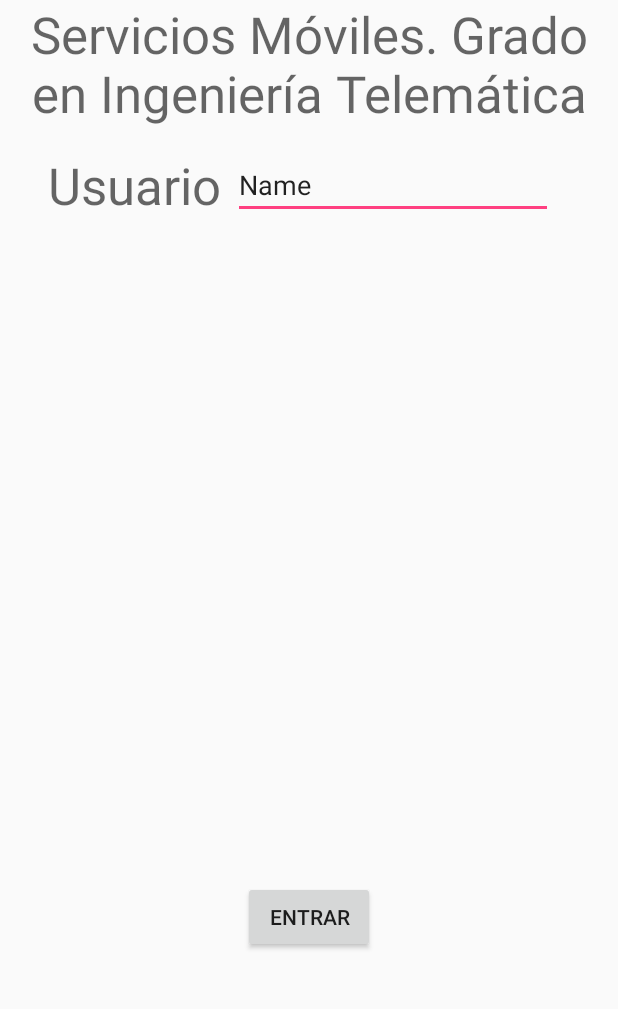
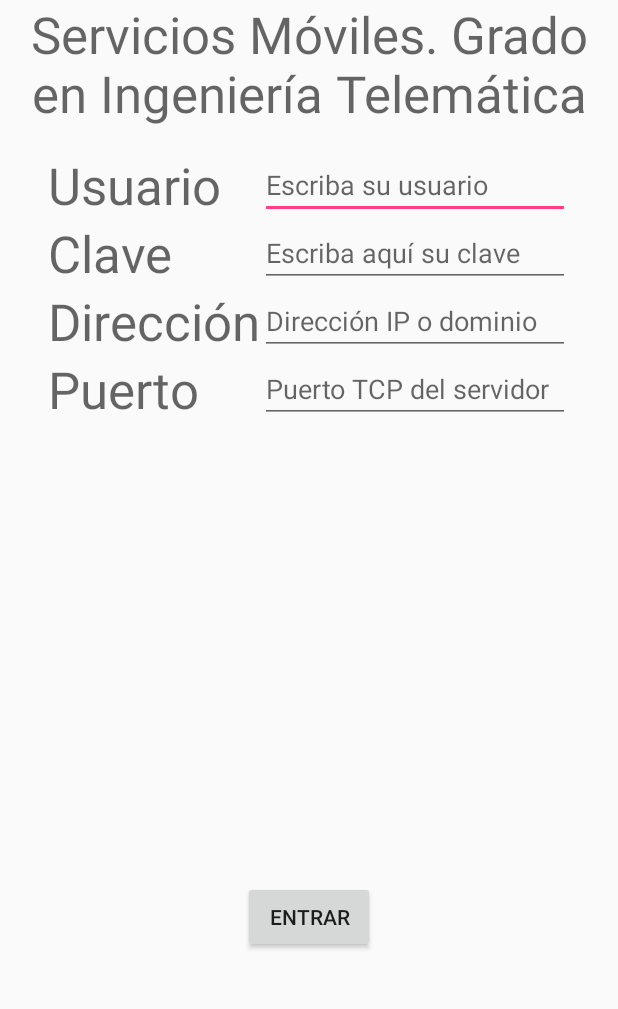
Before and after one commit to psmbailen/uja_ssmm1819_practica01, an Android app: the screen it shows after launch (MainActivity), on a phone screen of 412 x 824 dp, the part 211-1220 px from its top. Run offline under Robolectric (Android 15) with nearby library versions, the phone set to English and light mode, and no system bars.

Commit message:
elementos del fragmento login añadidos

```diff
--- a/app/build.gradle
+++ b/app/build.gradle
@@ -19,7 +19,7 @@ android {
 }
 
 dependencies {
-    implementation fileTree(dir: 'libs', include: ['*.jar'])
+    implementation fileTree(include: ['*.jar'], dir: 'libs')
     implementation 'com.android.support:appcompat-v7:27.1.1'
     implementation 'com.android.support.constraint:constraint-layout:1.1.3'
     implementation 'com.android.support:support-v4:27.1.1'
--- a/app/src/main/res/layout/fragment_fragment_auth.xml
+++ b/app/src/main/res/layout/fragment_fragment_auth.xml
@@ -21,14 +21,32 @@
         android:id="@+id/fragment_auth_edit_name"
         android:layout_width="wrap_content"
         android:layout_height="wrap_content"
+        android:layout_alignStart="@+id/fragment_auth_edit_pass"
         android:layout_alignTop="@+id/fragment_auth_label_user"
-        android:layout_marginLeft="8dp"
-        android:layout_marginStart="8dp"
-        android:layout_toEndOf="@+id/fragment_auth_label_user"
         android:ems="10"
-        android:inputType="textPersonName"
-        android:text="Name" />
+        android:hint="@string/login_hint_user"
+        android:inputType="text" />
 
+
+
+    <TextView
+        android:id="@+id/fragment_auth_label_pass"
+        android:layout_width="wrap_content"
+        android:layout_height="wrap_content"
+        android:layout_alignStart="@+id/fragment_auth_label_user"
+        android:layout_below="@+id/fragment_auth_label_user"
+        android:text="@string/login_pass"
+        android:textAppearance="@style/TextAppearance.AppCompat.Display1" />
+
+    <EditText
+        android:id="@+id/fragment_auth_edit_pass"
+        android:layout_width="wrap_content"
+        android:layout_height="wrap_content"
+        android:layout_below="@+id/fragment_auth_label_user"
+        android:layout_toEndOf="@+id/fragment_auth_label_ip"
+        android:ems="10"
+        android:hint="@string/login_hint_pass"
+        android:inputType="textPassword" />
     <Button
         android:id="@+id/fragment_auth_button"
         android:layout_width="wrap_content"
@@ -38,4 +56,41 @@
         android:layout_marginBottom="@dimen/main_padding"
         android:text="@string/fragment_button_connect" />
 
+    <TextView
+        android:id="@+id/fragment_auth_label_ip"
+        android:layout_width="wrap_content"
+        android:layout_height="wrap_content"
+        android:layout_alignStart="@+id/fragment_auth_label_user"
+        android:layout_below="@+id/fragment_auth_label_pass"
+        android:text="@string/login_ip"
+        android:textAppearance="@style/TextAppearance.AppCompat.Display1" />
+
+    <EditText
+        android:id="@+id/fragment_auth_edit_ip"
+        android:layout_width="wrap_content"
+        android:layout_height="wrap_content"
+        android:layout_below="@+id/fragment_auth_label_pass"
+        android:layout_toEndOf="@+id/fragment_auth_label_ip"
+        android:ems="10"
+        android:hint="@string/login_hint_ip"
+        android:inputType="text|textPersonName" />
+
+    <TextView
+        android:id="@+id/fragment_auth_label_port"
+        android:layout_width="wrap_content"
+        android:layout_height="wrap_content"
+        android:layout_alignStart="@+id/fragment_auth_label_user"
+        android:layout_below="@+id/fragment_auth_label_ip"
+        android:text="@string/lagin_port"
+        android:textAppearance="@style/TextAppearance.AppCompat.Display1" />
+
+    <EditText
+        android:id="@+id/fragment_auth_edit_port"
+        android:layout_width="wrap_content"
+        android:layout_height="wrap_content"
+        android:layout_alignStart="@+id/fragment_auth_edit_name"
+        android:layout_below="@+id/fragment_auth_label_ip"
+        android:ems="10"
+        android:hint="@string/login_hint_port"
+        android:inputType="textPersonName|number" />
 </RelativeLayout>
--- a/app/src/main/res/values/strings.xml
+++ b/app/src/main/res/values/strings.xml
@@ -6,4 +6,11 @@
     <string name="hello_blank_fragment">Hello blank fragment</string>
     <string name="fragment_auth_user">Usuario</string>
     <string name="fragment_button_connect">Entrar</string>
+    <string name="login_pass">Clave</string>
+    <string name="login_hint_user">Escriba su usuario</string>
+    <string name="login_hint_pass">Escriba aquí su clave</string>
+    <string name="login_ip">Dirección</string>
+    <string name="lagin_port">Puerto</string>
+    <string name="login_hint_ip">Dirección IP o dominio</string>
+    <string name="login_hint_port">Puerto TCP del servidor</string>
 </resources>
```
